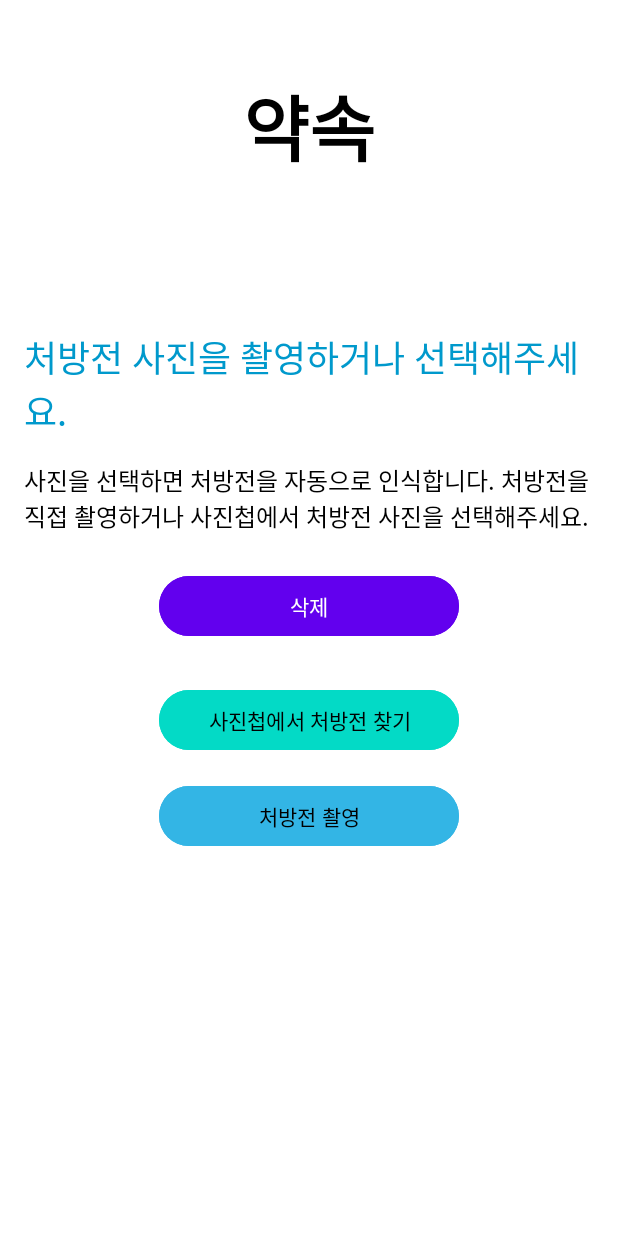
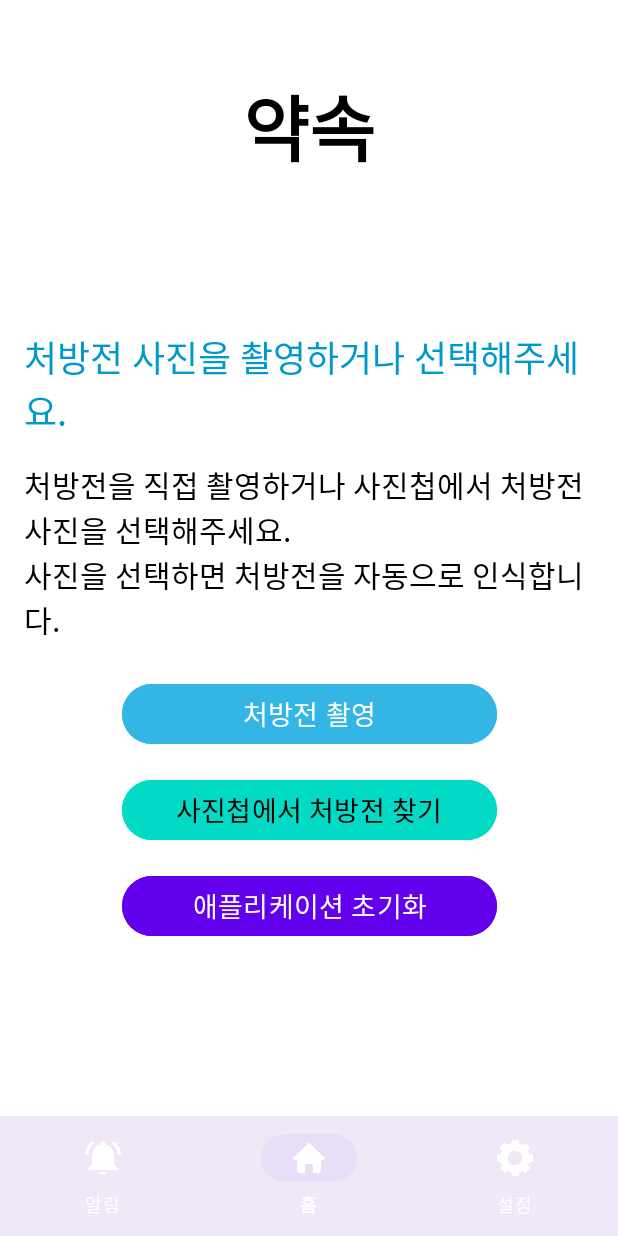
Before and after one commit to Re-Bugs/promise, an Android app: the screen it shows after launch (MainActivity), on a phone screen of 412 x 824 dp. Run offline under Robolectric (Android 15) with nearby library versions, the phone set to English and light mode, and no system bars.

Commit message:
네비게이션바 추가

```diff
--- /dev/null
+++ b/Kotlin/app/src/main/java/com/promise/promise/NotificationActivity.kt
@@ -0,0 +1,4 @@
+package com.promise.promise
+
+class NotificationActivity {
+}
--- /dev/null
+++ b/Kotlin/app/src/main/java/com/promise/promise/SettingsActivity.kt
@@ -0,0 +1,4 @@
+package com.promise.promise
+
+class SettingsActivity {
+}
--- a/Kotlin/app/src/main/res/layout/activity_main.xml
+++ b/Kotlin/app/src/main/res/layout/activity_main.xml
@@ -46,22 +46,23 @@
         android:layout_marginTop="16dp"
         android:layout_marginStart="16dp"
         android:layout_marginEnd="16dp"
-        android:text="사진을 선택하면 처방전을 자동으로 인식합니다. 처방전을 직접 촬영하거나 사진첩에서 처방전 사진을 선택해주세요."
+        android:text="처방전을 직접 촬영하거나 사진첩에서 처방전 사진을 선택해주세요.\n사진을 선택하면 처방전을 자동으로 인식합니다."
         android:textColor="@android:color/black"
-        android:textSize="16sp"
+        android:textSize="20sp"
         app:layout_constraintEnd_toEndOf="parent"
         app:layout_constraintStart_toStartOf="parent"
         app:layout_constraintTop_toBottomOf="@id/resultLabel" />
 
-    <!-- 삭제 버튼 -->
+    <!-- 처방전 촬영 버튼 -->
     <Button
-        android:id="@+id/deleteButton"
-        android:layout_width="200dp"
+        android:id="@+id/cameraButton"
+        android:layout_width="250dp"
         android:layout_height="48dp"
         android:layout_marginTop="24dp"
-        android:backgroundTint="@color/design_default_color_primary"
-        android:text="삭제"
+        android:backgroundTint="@android:color/holo_blue_light"
+        android:text="처방전 촬영"
         android:textColor="@android:color/white"
+        android:textSize="18sp"
         app:layout_constraintEnd_toEndOf="parent"
         app:layout_constraintStart_toStartOf="parent"
         app:layout_constraintTop_toBottomOf="@id/descriptionLabel" />
@@ -69,27 +70,43 @@
     <!-- 사진첩에서 처방전 찾기 버튼 -->
     <Button
         android:id="@+id/ocrButton"
-        android:layout_width="200dp"
+        android:layout_width="250dp"
         android:layout_height="48dp"
-        android:layout_marginTop="28dp"
+        android:layout_marginTop="16dp"
         android:backgroundTint="@color/design_default_color_secondary"
         android:text="사진첩에서 처방전 찾기"
         android:textColor="@android:color/black"
+        android:textSize="18sp"
         app:layout_constraintEnd_toEndOf="parent"
         app:layout_constraintStart_toStartOf="parent"
-        app:layout_constraintTop_toBottomOf="@id/deleteButton" />
+        app:layout_constraintTop_toBottomOf="@id/cameraButton" />
 
-    <!-- 처방전 촬영 버튼 -->
+    <!-- 애플리케이션 초기화 버튼 -->
     <Button
-        android:id="@+id/cameraButton"
-        android:layout_width="200dp"
+        android:id="@+id/deleteButton"
+        android:layout_width="250dp"
         android:layout_height="48dp"
         android:layout_marginTop="16dp"
-        android:backgroundTint="@android:color/holo_blue_light"
-        android:text="처방전 촬영"
-        android:textColor="@android:color/black"
+        android:backgroundTint="@color/design_default_color_primary"
+        android:text="애플리케이션 초기화"
+        android:textColor="@android:color/white"
+        android:textSize="18sp"
         app:layout_constraintEnd_toEndOf="parent"
         app:layout_constraintStart_toStartOf="parent"
         app:layout_constraintTop_toBottomOf="@id/ocrButton" />
 
+    <!-- 네비게이션 바 추가 -->
+    <com.google.android.material.bottomnavigation.BottomNavigationView
+        android:id="@+id/bottom_navigation"
+        android:layout_width="0dp"
+        android:layout_height="wrap_content"
+        android:layout_marginTop="16dp"
+        android:background="?android:attr/windowBackground"
+        app:itemIconTint="@color/white"
+        app:itemTextColor="@color/white"
+        app:menu="@menu/bottom_navigation_menu"
+        app:layout_constraintBottom_toBottomOf="parent"
+        app:layout_constraintEnd_toEndOf="parent"
+        app:layout_constraintStart_toStartOf="parent" />
+
 </androidx.constraintlayout.widget.ConstraintLayout>
--- /dev/null
+++ b/Kotlin/app/src/main/res/menu/bottom_navigation_menu.xml
@@ -0,0 +1,19 @@
+<?xml version="1.0" encoding="utf-8"?>
+<menu xmlns:android="http://schemas.android.com/apk/res/android">
+
+    <!-- Notification 메뉴 항목 -->
+    <item
+        android:id="@+id/navigation_notification"
+        android:icon="@drawable/notification" android:title="알림" />
+
+    <!-- Home 메뉴 항목 -->
+    <item
+        android:id="@+id/navigation_home"
+        android:icon="@drawable/home" android:title="홈" />
+
+    <!-- Settings 메뉴 항목 -->
+    <item
+        android:id="@+id/navigation_setting"
+        android:icon="@drawable/setting" android:title="설정" />
+
+</menu>
```
Also changed, not shown: Kotlin/app/src/main/java/com/promise/promise/MainActivity.kt (+30 -23 lines), Kotlin/app/src/main/res/drawable/home.png (added), Kotlin/app/src/main/res/drawable/notification.png (added), Kotlin/app/src/main/res/drawable/setting.png (added).
